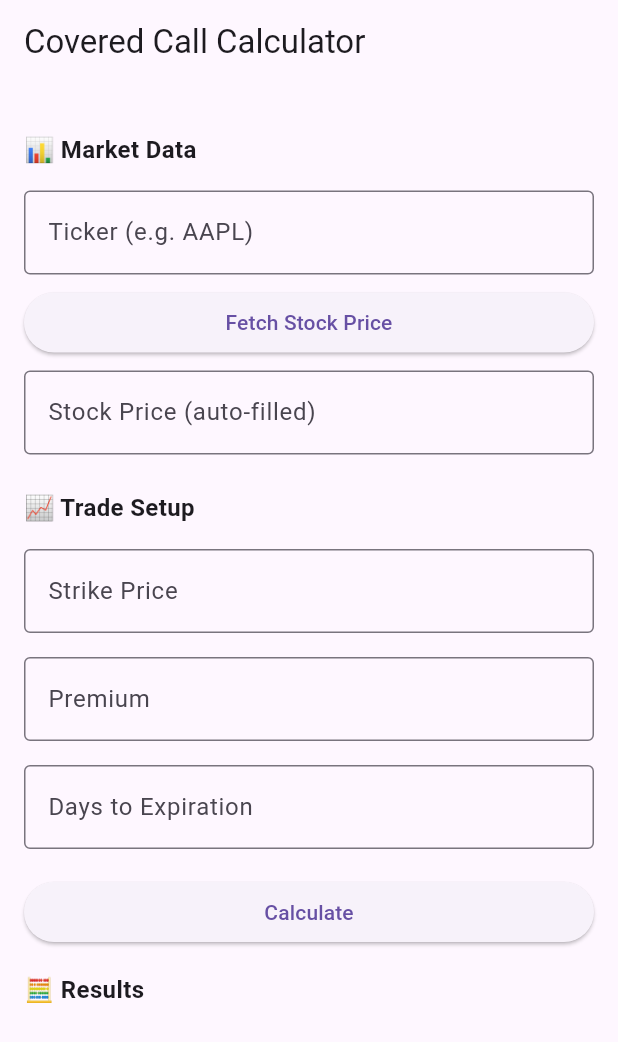
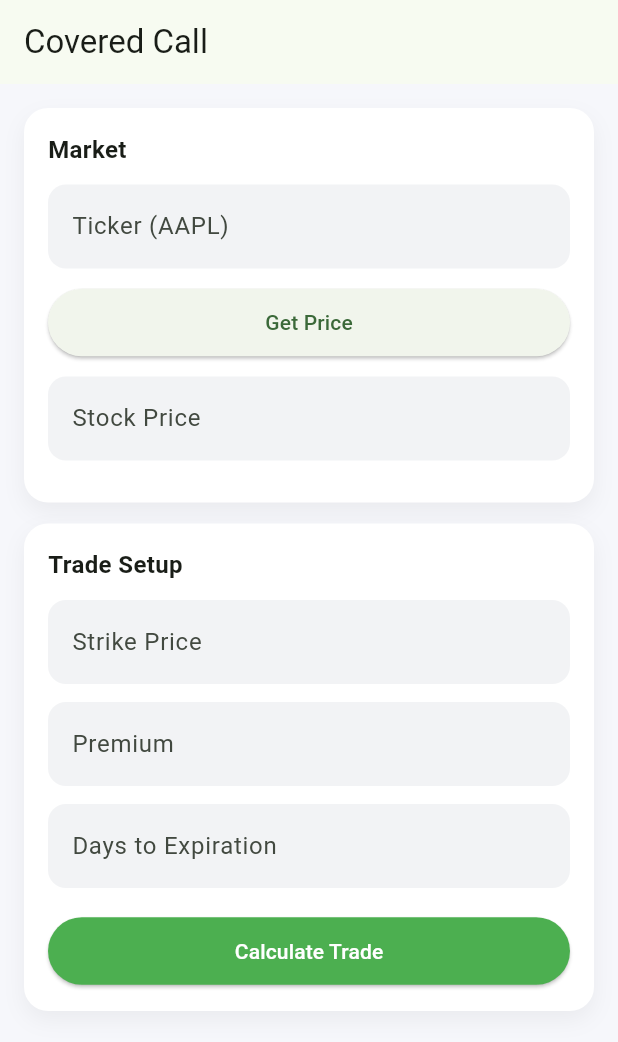
Before and after one commit to msmith752752/covered-call-flutter, a Flutter app: the screen it shows after launch, on a phone screen of 412 x 824 dp. Shown: the top 1042 px of the screen. Run offline on Flutter 3.47's test engine with Material 3 defaults, Android fonts, the phone set to English and light mode, and no system bars; our stand-ins replace fl_chart.

Commit message:
Add profit vs strike chart and improve UI layout

```diff
--- a/lib/main.dart
+++ b/lib/main.dart
@@ -1,4 +1,6 @@
 import 'package:flutter/material.dart';
+import 'package:fl_chart/fl_chart.dart';
+
 import 'covered_call_calculator.dart';
 import 'stock_api_service.dart';
 
@@ -12,11 +14,12 @@ class MyApp extends StatelessWidget {
   @override
   Widget build(BuildContext context) {
     return MaterialApp(
-      title: 'Covered Call Calculator',
+      title: 'Covered Call',
       debugShowCheckedModeBanner: false,
       theme: ThemeData(
-        primarySwatch: Colors.blue,
         useMaterial3: true,
+        scaffoldBackgroundColor: const Color(0xFFF6F7FB),
+        colorScheme: ColorScheme.fromSeed(seedColor: Colors.green),
       ),
       home: const CoveredCallScreen(),
     );
@@ -31,7 +34,6 @@ class CoveredCallScreen extends StatefulWidget {
 }
 
 class _CoveredCallScreenState extends State<CoveredCallScreen> {
-  // Controllers
   final tickerController = TextEditingController();
   final stockController = TextEditingController();
   final strikeController = TextEditingController();
@@ -41,57 +43,30 @@ class _CoveredCallScreenState extends State<CoveredCallScreen> {
   CoveredCallResult? result;
   bool isLoadingPrice = false;
 
-  // Trade Quality Score
   String getTradeQuality(double annualizedReturn) {
-    if (annualizedReturn >= 0.20) {
-      return "🟢 Strong Trade";
-    } else if (annualizedReturn >= 0.10) {
-      return "🟡 Moderate Trade";
-    } else {
-      return "🔴 Weak Trade";
-    }
+    if (annualizedReturn >= 0.20) return "Strong Trade 🟢";
+    if (annualizedReturn >= 0.10) return "Moderate Trade 🟡";
+    return "Weak Trade 🔴";
   }
 
-  // Fetch live stock price
   Future<void> fetchPrice() async {
     setState(() => isLoadingPrice = true);
 
     try {
       final ticker = tickerController.text.trim().toUpperCase();
-
-      if (ticker.isEmpty) {
-        ScaffoldMessenger.of(context).showSnackBar(
-          const SnackBar(content: Text('Enter a ticker symbol')),
-        );
-        return;
-      }
+      if (ticker.isEmpty) return;
 
       final price = await StockApiService.fetchStockPrice(ticker);
 
       setState(() {
         stockController.text = price.toStringAsFixed(2);
       });
-    } catch (e) {
-      ScaffoldMessenger.of(context).showSnackBar(
-        SnackBar(content: Text('Error fetching price: $e')),
-      );
     } finally {
       setState(() => isLoadingPrice = false);
     }
   }
 
   void calculate() {
-    try {
-      if (stockController.text.isEmpty ||
-          strikeController.text.isEmpty ||
-          premiumController.text.isEmpty ||
-          daysController.text.isEmpty) {
-        ScaffoldMessenger.of(context).showSnackBar(
-          const SnackBar(content: Text('Fill in all fields')),
-        );
-        return;
-      }
-
     final stockPrice = double.parse(stockController.text);
     final strikePrice = double.parse(strikeController.text);
     final premium = double.parse(premiumController.text);
@@ -104,58 +79,52 @@ class _CoveredCallScreenState extends State<CoveredCallScreen> {
       daysToExpiration: days,
     );
 
-      setState(() {
-        result = calc;
-      });
-    } catch (e) {
-      ScaffoldMessenger.of(context).showSnackBar(
-        const SnackBar(content: Text('Enter valid numbers in all fields')),
+    setState(() => result = calc);
+  }
+
+  Widget card({required Widget child}) {
+    return Container(
+      margin: const EdgeInsets.only(bottom: 14),
+      padding: const EdgeInsets.all(16),
+      decoration: BoxDecoration(
+        color: Colors.white,
+        borderRadius: BorderRadius.circular(16),
+        boxShadow: [
+          BoxShadow(
+            color: Colors.black.withOpacity(0.05),
+            blurRadius: 12,
+            offset: const Offset(0, 6),
+          )
+        ],
+      ),
+      child: child,
     );
   }
-  }
 
-  Widget inputField(String label, TextEditingController controller,
+  Widget input(TextEditingController c, String label,
       {TextInputType type = TextInputType.text}) {
     return Padding(
-      padding: const EdgeInsets.symmetric(vertical: 8),
+      padding: const EdgeInsets.only(bottom: 12),
       child: TextField(
-        controller: controller,
+        controller: c,
         keyboardType: type,
         decoration: InputDecoration(
           labelText: label,
-          border: const OutlineInputBorder(),
-        ),
-      ),
-    );
-  }
-
-  // NEW: Section header widget
-  Widget sectionTitle(String text) {
-    return Padding(
-      padding: const EdgeInsets.only(top: 16, bottom: 8),
-      child: Align(
-        alignment: Alignment.centerLeft,
-        child: Text(
-          text,
-          style: const TextStyle(
-            fontSize: 16,
-            fontWeight: FontWeight.bold,
+          filled: true,
+          fillColor: const Color(0xFFF2F3F5),
+          border: OutlineInputBorder(
+            borderRadius: BorderRadius.circular(12),
+            borderSide: BorderSide.none,
           ),
         ),
       ),
     );
   }
 
-  Widget resultBox() {
+  Widget buildResult() {
     if (result == null) return const SizedBox();
 
-    return Container(
-      margin: const EdgeInsets.only(top: 20),
-      padding: const EdgeInsets.all(16),
-      decoration: BoxDecoration(
-        color: Colors.grey.shade100,
-        borderRadius: BorderRadius.circular(12),
-      ),
+    return card(
       child: Column(
         crossAxisAlignment: CrossAxisAlignment.start,
         children: [
@@ -166,14 +135,57 @@ class _CoveredCallScreenState extends State<CoveredCallScreen> {
               fontWeight: FontWeight.bold,
             ),
           ),
-          const SizedBox(height: 8),
-
+          const SizedBox(height: 12),
           Text("Max Profit: \$${result!.maxProfit.toStringAsFixed(2)}"),
           Text("Total Profit: \$${result!.totalProfit.toStringAsFixed(2)}"),
           Text("Breakeven: \$${result!.breakeven.toStringAsFixed(2)}"),
           Text("Return: ${(result!.returnPercent * 100).toStringAsFixed(2)}%"),
-          Text("Annualized: ${(result!.annualizedReturn * 100).toStringAsFixed(2)}%"),
+          Text(
+              "Annualized: ${(result!.annualizedReturn * 100).toStringAsFixed(2)}%"),
         ],
+      ),
+    );
+  }
+
+  Widget profitChart() {
+    if (result == null) return const SizedBox();
+
+    final stock = double.tryParse(stockController.text) ?? 0;
+    final premium = double.tryParse(premiumController.text) ?? 0;
+    final baseStrike = double.tryParse(strikeController.text) ?? stock;
+
+    final List<FlSpot> spots = [];
+
+    for (double s = baseStrike - 10; s <= baseStrike + 10; s += 2) {
+      double profit;
+
+      if (stock >= s) {
+        profit = (s - stock) + premium;
+      } else {
+        profit = premium;
+      }
+
+      spots.add(FlSpot(s, profit));
+    }
+
+    return card(
+      child: SizedBox(
+        height: 220,
+        child: LineChart(
+          LineChartData(
+            gridData: const FlGridData(show: false),
+            titlesData: const FlTitlesData(show: false),
+            borderData: FlBorderData(show: false),
+            lineBarsData: [
+              LineChartBarData(
+                spots: spots,
+                isCurved: true,
+                barWidth: 3,
+                dotData: const FlDotData(show: false),
+              )
+            ],
+          ),
+        ),
       ),
     );
   }
@@ -182,68 +194,73 @@ class _CoveredCallScreenState extends State<CoveredCallScreen> {
   Widget build(BuildContext context) {
     return Scaffold(
       appBar: AppBar(
-        title: const Text('Covered Call Calculator'),
+        title: const Text("Covered Call"),
       ),
-      body: SingleChildScrollView(
+      body: ListView(
         padding: const EdgeInsets.all(16),
+        children: [
+          // MARKET
+          card(
             child: Column(
+              crossAxisAlignment: CrossAxisAlignment.start,
               children: [
-            // 📊 Market Data
-            sectionTitle("📊 Market Data"),
-
-            inputField("Ticker (e.g. AAPL)", tickerController),
-
-            SizedBox(
-              width: double.infinity,
-              child: ElevatedButton(
+                const Text("Market",
+                    style:
+                        TextStyle(fontSize: 16, fontWeight: FontWeight.bold)),
+                const SizedBox(height: 12),
+                input(tickerController, "Ticker (AAPL)"),
+                ElevatedButton(
                   onPressed: isLoadingPrice ? null : fetchPrice,
+                  style: ElevatedButton.styleFrom(
+                    minimumSize: const Size.fromHeight(45),
+                  ),
                   child: isLoadingPrice
                       ? const CircularProgressIndicator()
-                    : const Text("Fetch Stock Price"),
+                      : const Text("Get Price"),
+                ),
+                const SizedBox(height: 12),
+                input(stockController, "Stock Price",
+                    type: TextInputType.number),
+              ],
             ),
           ),
 
-            inputField(
-              "Stock Price (auto-filled)",
-              stockController,
-              type: TextInputType.number,
+          // TRADE SETUP
+          card(
+            child: Column(
+              crossAxisAlignment: CrossAxisAlignment.start,
+              children: [
+                const Text("Trade Setup",
+                    style:
+                        TextStyle(fontSize: 16, fontWeight: FontWeight.bold)),
+                const SizedBox(height: 12),
+                input(strikeController, "Strike Price",
+                    type: TextInputType.number),
+                input(premiumController, "Premium",
+                    type: TextInputType.number),
+                input(daysController, "Days to Expiration",
+                    type: TextInputType.number),
+                const SizedBox(height: 6),
+                ElevatedButton(
+                  onPressed: calculate,
+                  style: ElevatedButton.styleFrom(
+                    minimumSize: const Size.fromHeight(45),
+                    backgroundColor: Colors.green,
+                    foregroundColor: Colors.white,
                   ),
-
-            // 📈 Trade Setup
-            sectionTitle("📈 Trade Setup"),
-
-            inputField(
-              "Strike Price",
-              strikeController,
-              type: TextInputType.number,
+                  child: const Text("Calculate Trade"),
                 ),
-            inputField(
-              "Premium",
-              premiumController,
-              type: TextInputType.number,
-            ),
-            inputField(
-              "Days to Expiration",
-              daysController,
-              type: TextInputType.number,
-            ),
-
-            const SizedBox(height: 10),
-
-            SizedBox(
-              width: double.infinity,
-              child: ElevatedButton(
-                onPressed: calculate,
-                child: const Text("Calculate"),
+              ],
             ),
           ),
 
-            // 🧮 Results
-            sectionTitle("🧮 Results"),
+          const SizedBox(height: 6),
 
-            resultBox(),
+          // RESULTS + CHART
+          buildResult(),
+          const SizedBox(height: 12),
+          profitChart(),
         ],
-        ),
       ),
     );
   }
```
Lines whose indentation alone changed are shown as unchanged.
